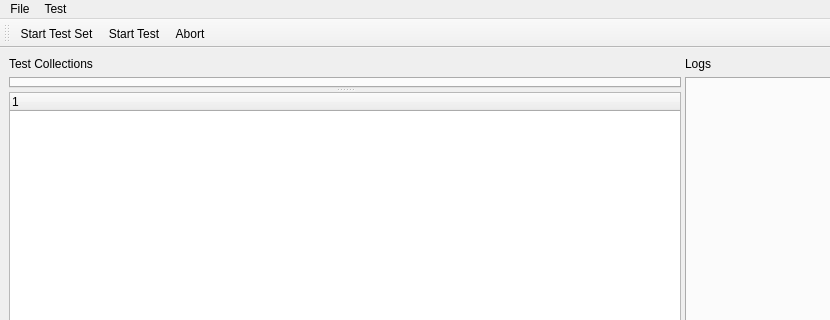
Old version of the form bin/MainWindow.ui in the repository ViktorFagerlind/TestFramework; both pictures show x 0 to 830 and y 0 to 320 of the 1027 by 837 pixel window.
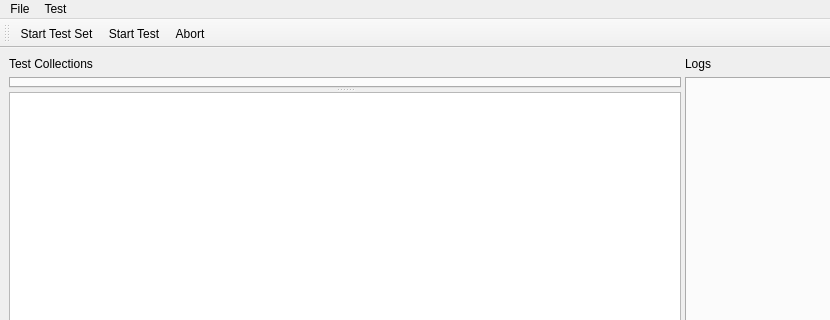
New version of the form.

Commit message: Added support for a result tree view

What changed in the file:
```diff
--- a/bin/MainWindow.ui
+++ b/bin/MainWindow.ui
@@ -45,13 +45,7 @@
             <number>-1</number>
            </property>
           </widget>
-          <widget class="QTreeWidget" name="treeWidget">
-           <column>
-            <property name="text">
-             <string notr="true">1</string>
-            </property>
-           </column>
-          </widget>
+          <widget class="QTreeView" name="TreeViewResults"/>
          </widget>
         </item>
        </layout>
```
The commit also changes 5 other files.
